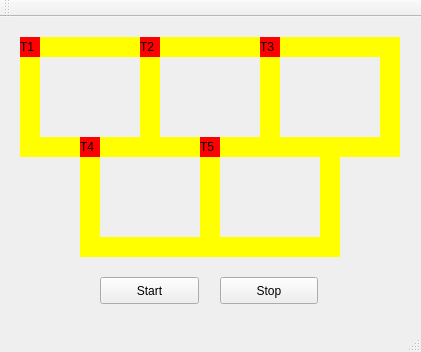
Old version of the form mainwindow.ui in the repository bigodel/uai.
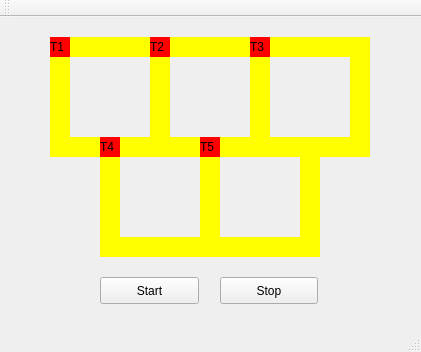
New version of the form.

The edit to the form file:
```diff
--- a/mainwindow.ui
+++ b/mainwindow.ui
@@ -17,7 +17,7 @@
    <widget class="QLabel" name="label_train1">
     <property name="geometry">
      <rect>
-      <x>20</x>
+      <x>50</x>
       <y>20</y>
       <width>20</width>
       <height>20</height>
@@ -33,7 +33,7 @@
    <widget class="QLabel" name="label_train2">
     <property name="geometry">
      <rect>
-      <x>140</x>
+      <x>150</x>
       <y>20</y>
       <width>20</width>
       <height>20</height>
@@ -49,7 +49,7 @@
    <widget class="QLabel" name="label_train3">
     <property name="geometry">
      <rect>
-      <x>260</x>
+      <x>250</x>
       <y>20</y>
       <width>20</width>
       <height>20</height>
@@ -65,7 +65,7 @@
    <widget class="QLabel" name="label_train4">
     <property name="geometry">
      <rect>
-      <x>80</x>
+      <x>100</x>
       <y>120</y>
       <width>20</width>
       <height>20</height>
@@ -97,9 +97,9 @@
    <widget class="QLabel" name="label_trail01">
     <property name="geometry">
      <rect>
-      <x>40</x>
+      <x>70</x>
       <y>20</y>
-      <width>100</width>
+      <width>80</width>
       <height>20</height>
      </rect>
     </property>
@@ -113,7 +113,7 @@
    <widget class="QLabel" name="label_trail02">
     <property name="geometry">
      <rect>
-      <x>140</x>
+      <x>150</x>
       <y>20</y>
       <width>20</width>
       <height>120</height>
@@ -129,9 +129,9 @@
    <widget class="QLabel" name="label_trail03">
     <property name="geometry">
      <rect>
-      <x>40</x>
+      <x>70</x>
       <y>120</y>
-      <width>100</width>
+      <width>80</width>
       <height>20</height>
      </rect>
     </property>
@@ -145,7 +145,7 @@
    <widget class="QLabel" name="label_trail04">
     <property name="geometry">
      <rect>
-      <x>20</x>
+      <x>50</x>
       <y>20</y>
       <width>20</width>
       <height>120</height>
@@ -161,9 +161,9 @@
    <widget class="QLabel" name="label_trail05">
     <property name="geometry">
      <rect>
-      <x>160</x>
+      <x>170</x>
       <y>20</y>
-      <width>100</width>
+      <width>80</width>
       <height>20</height>
      </rect>
     </property>
@@ -177,7 +177,7 @@
    <widget class="QLabel" name="label_trail06">
     <property name="geometry">
      <rect>
-      <x>260</x>
+      <x>250</x>
       <y>20</y>
       <width>20</width>
       <height>120</height>
@@ -193,9 +193,9 @@
    <widget class="QLabel" name="label_trail07">
     <property name="geometry">
      <rect>
-      <x>160</x>
+      <x>170</x>
       <y>120</y>
-      <width>100</width>
+      <width>80</width>
       <height>20</height>
      </rect>
     </property>
@@ -209,9 +209,9 @@
    <widget class="QLabel" name="label_trail08">
     <property name="geometry">
      <rect>
-      <x>280</x>
+      <x>270</x>
       <y>20</y>
-      <width>100</width>
+      <width>80</width>
       <height>20</height>
      </rect>
     </property>
@@ -225,7 +225,7 @@
    <widget class="QLabel" name="label_trail09">
     <property name="geometry">
      <rect>
-      <x>380</x>
+      <x>350</x>
       <y>20</y>
       <width>20</width>
       <height>120</height>
@@ -241,9 +241,9 @@
    <widget class="QLabel" name="label_trail10">
     <property name="geometry">
      <rect>
-      <x>280</x>
+      <x>270</x>
       <y>120</y>
-      <width>100</width>
+      <width>80</width>
       <height>20</height>
      </rect>
     </property>
@@ -273,9 +273,9 @@
    <widget class="QLabel" name="label_trail12">
     <property name="geometry">
      <rect>
-      <x>100</x>
+      <x>120</x>
       <y>220</y>
-      <width>100</width>
+      <width>80</width>
       <height>20</height>
      </rect>
     </property>
@@ -289,7 +289,7 @@
    <widget class="QLabel" name="label_trail13">
     <property name="geometry">
      <rect>
-      <x>80</x>
+      <x>100</x>
       <y>140</y>
       <width>20</width>
       <height>100</height>
@@ -307,7 +307,7 @@
      <rect>
       <x>220</x>
       <y>220</y>
-      <width>100</width>
+      <width>80</width>
       <height>20</height>
      </rect>
     </property>
@@ -321,7 +321,7 @@
    <widget class="QLabel" name="label_trail14">
     <property name="geometry">
      <rect>
-      <x>320</x>
+      <x>300</x>
       <y>140</y>
       <width>20</width>
       <height>100</height>
```
